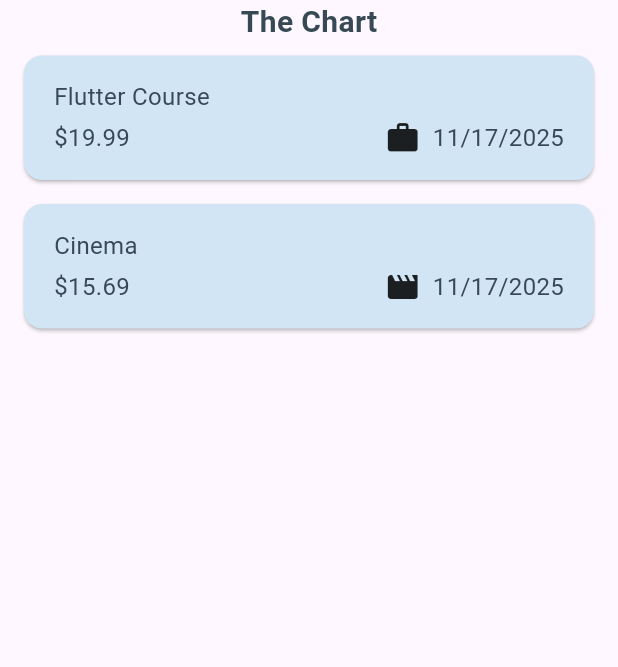
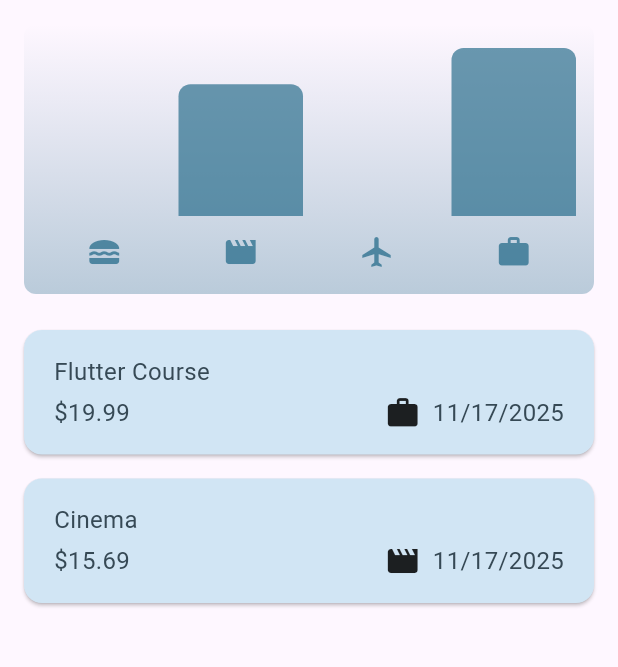
Before and after one commit to rakhisyudha/expense_tracker, a Flutter app: the screen it shows after launch, on a phone screen of 412 x 824 dp, the part 84-751 px from its top. Run offline on Flutter 3.47's test engine with Material 3 defaults, Android fonts, the phone set to English and light mode, and no system bars.

Commit message:
adding chart

```diff
--- a/lib/models/expense.dart
+++ b/lib/models/expense.dart
@@ -33,3 +33,25 @@ class Expense {
     return formatter.format(date);
   }
 }
+
+class ExpenseBucket {
+  const ExpenseBucket({required this.category, required this.expenses});
+
+  ExpenseBucket.forCategory(List<Expense> allExpenses, this.category)
+    : expenses = allExpenses
+          .where((expense) => expense.category == category)
+          .toList();
+
+  final Category category;
+  final List<Expense> expenses;
+
+  double get totalExpenses {
+    double sum = 0;
+
+    for (final expense in expenses) {
+      sum += expense.amount;
+    }
+
+    return sum;
+  }
+}
--- /dev/null
+++ b/lib/widgets/chart/chart.dart
@@ -0,0 +1,91 @@
+import 'package:flutter/material.dart';
+
+import 'package:expense_tracker/widgets/chart/chart_bar.dart';
+import 'package:expense_tracker/models/expense.dart';
+
+class Chart extends StatelessWidget {
+  const Chart({super.key, required this.expenses});
+
+  final List<Expense> expenses;
+
+  List<ExpenseBucket> get buckets {
+    return [
+      ExpenseBucket.forCategory(expenses, Category.food),
+      ExpenseBucket.forCategory(expenses, Category.leisure),
+      ExpenseBucket.forCategory(expenses, Category.travel),
+      ExpenseBucket.forCategory(expenses, Category.work),
+    ];
+  }
+
+  double get maxTotalExpense {
+    double maxTotalExpense = 0;
+
+    for (final bucket in buckets) {
+      if (bucket.totalExpenses > maxTotalExpense) {
+        maxTotalExpense = bucket.totalExpenses;
+      }
+    }
+
+    return maxTotalExpense;
+  }
+
+  @override
+  Widget build(BuildContext context) {
+    final isDarkMode =
+        MediaQuery.of(context).platformBrightness == Brightness.dark;
+    return Container(
+      margin: const EdgeInsets.all(16),
+      padding: const EdgeInsets.symmetric(vertical: 16, horizontal: 8),
+      width: double.infinity,
+      height: 180,
+      decoration: BoxDecoration(
+        borderRadius: BorderRadius.circular(8),
+        gradient: LinearGradient(
+          colors: [
+            Theme.of(context).colorScheme.primary.withOpacity(0.3),
+            Theme.of(context).colorScheme.primary.withOpacity(0.0),
+          ],
+          begin: Alignment.bottomCenter,
+          end: Alignment.topCenter,
+        ),
+      ),
+      child: Column(
+        children: [
+          Expanded(
+            child: Row(
+              crossAxisAlignment: CrossAxisAlignment.end,
+              children: [
+                for (final bucket in buckets) // alternative to map()
+                  ChartBar(
+                    fill: bucket.totalExpenses == 0
+                        ? 0
+                        : bucket.totalExpenses / maxTotalExpense,
+                  ),
+              ],
+            ),
+          ),
+          const SizedBox(height: 12),
+          Row(
+            children: buckets
+                .map(
+                  (bucket) => Expanded(
+                    child: Padding(
+                      padding: const EdgeInsets.symmetric(horizontal: 4),
+                      child: Icon(
+                        categoryIcons[bucket.category],
+                        color: isDarkMode
+                            ? Theme.of(context).colorScheme.secondary
+                            : Theme.of(
+                                context,
+                              ).colorScheme.primary.withOpacity(0.7),
+                      ),
+                    ),
+                  ),
+                )
+                .toList(),
+          ),
+        ],
+      ),
+    );
+  }
+}
--- /dev/null
+++ b/lib/widgets/chart/chart_bar.dart
@@ -0,0 +1,32 @@
+import 'package:flutter/material.dart';
+
+class ChartBar extends StatelessWidget {
+  const ChartBar({super.key, required this.fill});
+
+  final double fill;
+
+  @override
+  Widget build(BuildContext context) {
+    final isDarkMode =
+        MediaQuery.of(context).platformBrightness == Brightness.dark;
+    return Expanded(
+      child: Padding(
+        padding: const EdgeInsets.symmetric(horizontal: 4),
+        child: FractionallySizedBox(
+          heightFactor: fill,
+          child: DecoratedBox(
+            decoration: BoxDecoration(
+              shape: BoxShape.rectangle,
+              borderRadius: const BorderRadius.vertical(
+                top: Radius.circular(8),
+              ),
+              color: isDarkMode
+                  ? Theme.of(context).colorScheme.secondary
+                  : Theme.of(context).colorScheme.primary.withOpacity(0.65),
+            ),
+          ),
+        ),
+      ),
+    );
+  }
+}
--- a/lib/widgets/expenses.dart
+++ b/lib/widgets/expenses.dart
@@ -1,3 +1,4 @@
+import 'package:expense_tracker/widgets/chart/chart.dart';
 import 'package:expense_tracker/widgets/expenses_list/expenses_list.dart';
 import 'package:expense_tracker/widgets/new_expense.dart';
 import 'package:flutter/material.dart';
@@ -92,10 +93,7 @@ class _ExpensesState extends State<Expenses> {
       ),
       body: Column(
         children: [
-          Text(
-            'The Chart',
-            style: TextStyle(fontWeight: FontWeight.w600, fontSize: 20),
-          ),
+          Chart(expenses: _registeredExpenses),
           Expanded(child: mainContent),
         ],
       ),
```
